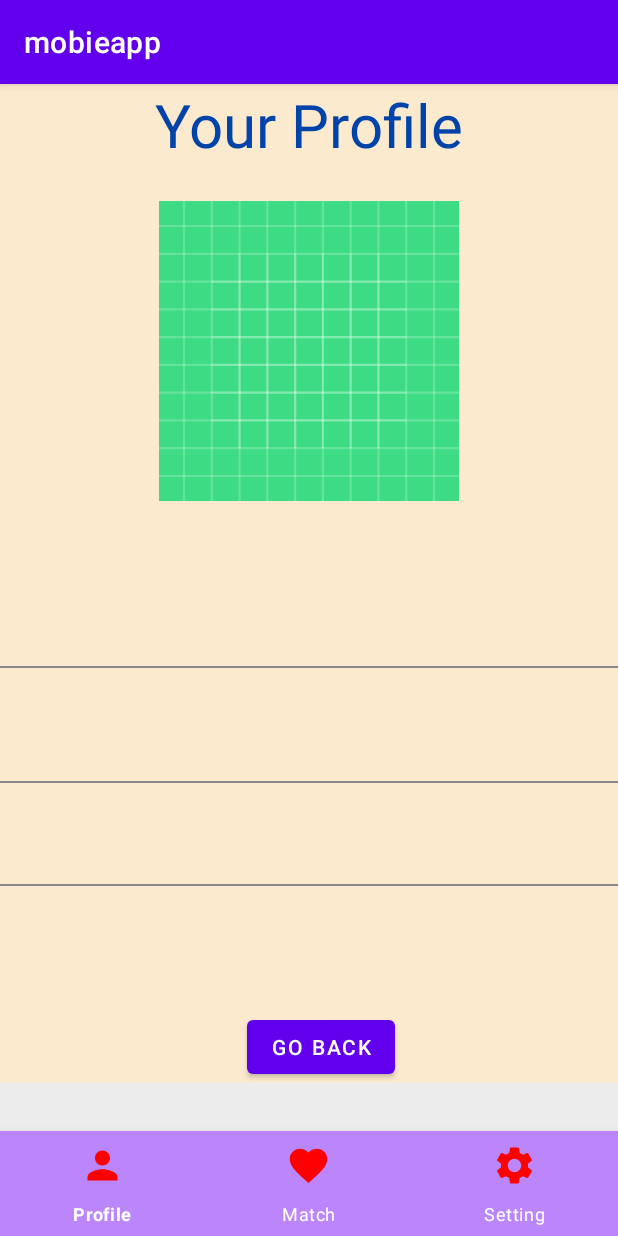
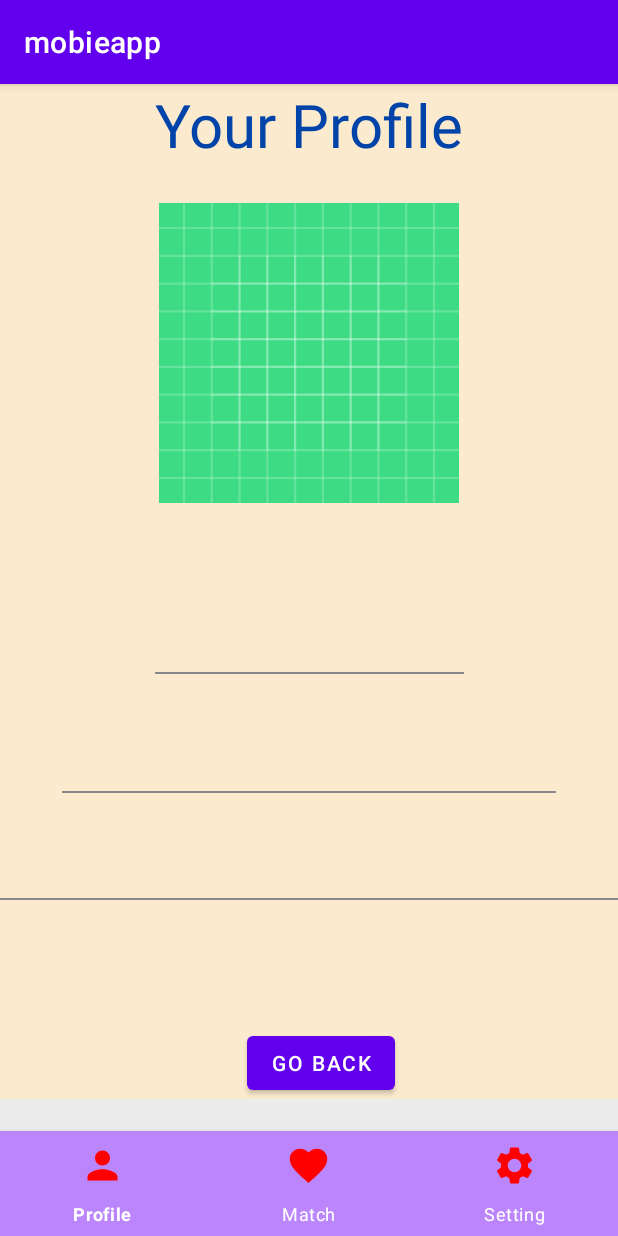
Before and after one commit to AGT1041/AndroidApp, an Android app: the ProfileFragment screen opened directly, with no data from a screen before it, on a phone screen of 412 x 824 dp. Run offline under Robolectric (Android 15) with nearby library versions, the phone set to English and light mode, and no system bars.

Commit message:
added dimens

```diff
--- a/app/src/main/res/layout/activity_main.xml
+++ b/app/src/main/res/layout/activity_main.xml
@@ -8,8 +8,8 @@
     android:layout_width="match_parent"
     android:layout_height="match_parent"
     android:orientation="vertical"
-    android:paddingBottom="20dp"
-    android:paddingTop="50dp"
+    android:paddingBottom="@dimen/twenty"
+    android:paddingTop="@dimen/fifty"
     tools:context=".MainActivity">
 
     <EditText
@@ -45,7 +45,7 @@
         android:orientation="horizontal" >
         <Button
             android:id="@+id/datePickerButton"
-            android:textSize="12dp"
+            android:textSize="@dimen/twelve"
             android:layout_width="wrap_content"
             android:layout_height="wrap_content"
             android:text="@string/datePick" />
@@ -67,12 +67,12 @@
         android:hint="Occupation"
         android:ems="10"
         android:inputType="text"
-        android:textSize="20sp"
+        android:textSize="@dimen/twintysp"
         />
     <EditText
         android:id="@+id/mainDescription"
         android:layout_width="match_parent"
-        android:layout_height="70dp"
+        android:layout_height="@dimen/seventy"
         android:ems="10"
         android:gravity="start|top"
         android:hint="Description"
@@ -94,7 +94,7 @@
         android:id="@+id/regester"
         android:layout_width="match_parent"
         android:layout_height="wrap_content"
-        android:layout_margin="100dp"
+        android:layout_margin="@dimen/one2zero"
         android:text="@string/Registor" />
 
 
--- a/app/src/main/res/layout/activity_second.xml
+++ b/app/src/main/res/layout/activity_second.xml
@@ -14,10 +14,10 @@
 
     <com.google.android.material.bottomnavigation.BottomNavigationView
         android:id="@+id/bottom_navigation"
-        android:layout_width="wrap_content"
+        android:layout_width="match_parent"
         android:layout_height="@dimen/seventy"
         android:layout_alignParentBottom="true"
-        android:layout_marginBottom="0dp"
+        android:layout_marginBottom="@dimen/zero"
         app:itemIconTint="@color/red"
         app:itemTextColor="@color/white"
         android:textAlignment="gravity"
--- a/app/src/main/res/layout/fragment_profile.xml
+++ b/app/src/main/res/layout/fragment_profile.xml
@@ -26,9 +26,9 @@
 
     <ImageView
         android:id="@+id/profilePhoto"
-        android:layout_width="200dp"
-        android:layout_height="200dp"
-        android:layout_marginTop="24dp"
+        android:layout_width="@dimen/twohundred"
+        android:layout_height="@dimen/twohundred"
+        android:layout_marginTop="@dimen/twofive"
         android:background="#999"
         android:src="@drawable/ic_launcher_background"
         app:layout_constraintEnd_toEndOf="parent"
@@ -39,7 +39,7 @@
         android:layout_width="wrap_content"
         android:layout_height="wrap_content"
         android:text="Username"
-        android:textSize="25sp"
+        android:textSize="@dimen/twofive"
         app:layout_constraintEnd_toEndOf="parent"
         app:layout_constraintStart_toStartOf="parent"
         app:layout_constraintTop_toBottomOf="@id/profilePhoto" />
@@ -48,10 +48,10 @@
         android:id="@+id/fullName"
         android:layout_width="wrap_content"
         android:layout_height="wrap_content"
-        android:layout_marginTop="24dp"
+        android:layout_marginTop="@dimen/twofive"
         android:text="name"
         android:textColor="#000"
-        android:textSize="20sp"
+        android:textSize="@dimen/twintysp"
         android:textStyle="bold"
         app:layout_constraintEnd_toEndOf="parent"
         app:layout_constraintStart_toStartOf="parent"
@@ -59,8 +59,9 @@
     <View
         android:id="@+id/lineOne"
         android:layout_width="0dp"
-        android:layout_height="1dp"
-        android:layout_marginTop="24dp"
+        app:layout_constraintWidth_percent="@dimen/point6"
+        android:layout_height="@dimen/one"
+        android:layout_marginTop="@dimen/twofive"
         android:background="#888"
         app:layout_constraintEnd_toEndOf="parent"
         app:layout_constraintStart_toStartOf="parent"
@@ -71,7 +72,7 @@
         android:id="@+id/setoccupation"
         android:layout_width="0dp"
         android:layout_height="wrap_content"
-        android:layout_marginTop="24dp"
+        android:layout_marginTop="@dimen/twofive"
         android:text="occupation"
         android:textAlignment="center"
         android:textColor="#000"
@@ -83,8 +84,9 @@
     <View
         android:id="@+id/linetwo"
         android:layout_width="0dp"
-        android:layout_height="1dp"
-        android:layout_marginTop="24dp"
+        app:layout_constraintWidth_percent="@dimen/point8"
+        android:layout_height="@dimen/one"
+        android:layout_marginTop="@dimen/twofive"
         android:background="#888"
         app:layout_constraintEnd_toEndOf="parent"
         app:layout_constraintStart_toStartOf="parent"
@@ -94,7 +96,7 @@
         android:id="@+id/age"
         android:layout_width="wrap_content"
         android:layout_height="wrap_content"
-        android:layout_marginTop="24dp"
+        android:layout_marginTop="@dimen/twofive"
         android:text="age"
         android:textColor="#000"
         app:layout_constraintEnd_toEndOf="parent"
@@ -104,8 +106,8 @@
     <View
         android:id="@+id/lineThree"
         android:layout_width="0dp"
-        android:layout_height="1dp"
-        android:layout_marginTop="24dp"
+        android:layout_height="@dimen/one"
+        android:layout_marginTop="@dimen/twofive"
         android:background="#888"
         app:layout_constraintEnd_toEndOf="parent"
         app:layout_constraintStart_toStartOf="parent"
@@ -114,7 +116,7 @@
         android:id="@+id/description"
         android:layout_width="wrap_content"
         android:layout_height="wrap_content"
-        android:layout_marginTop="24dp"
+        android:layout_marginTop="@dimen/twofive"
         android:text="desc"
         android:textColor="#000"
         app:layout_constraintEnd_toEndOf="parent"
@@ -125,7 +127,7 @@
         android:id="@+id/button"
         android:layout_width="wrap_content"
         android:layout_height="wrap_content"
-        android:layout_marginTop="40dp"
+        android:layout_marginTop="@dimen/forty"
         android:text="@string/back"
         app:layout_constraintEnd_toEndOf="parent"
         app:layout_constraintHorizontal_bias="0.525"
--- a/app/src/main/res/values/dimens.xml
+++ b/app/src/main/res/values/dimens.xml
@@ -14,5 +14,12 @@
     <dimen name="ninety">90dp</dimen>
     <dimen name="one2zero">100dp</dimen>
     <dimen name="fifty">50dp</dimen>
-
+    <dimen name="zero">0dp</dimen>
+    <dimen name="twintysp">20sp</dimen>
+    <dimen name="twelve">12dp</dimen>
+    <dimen name="twohundred">200dp</dimen>
+    <dimen name="one">1dp</dimen>
+    <dimen name="two">2dp</dimen>
+    <dimen name="point6">0.5</dimen>
+    <dimen name="point8">0.80</dimen>
 </resources>
```
